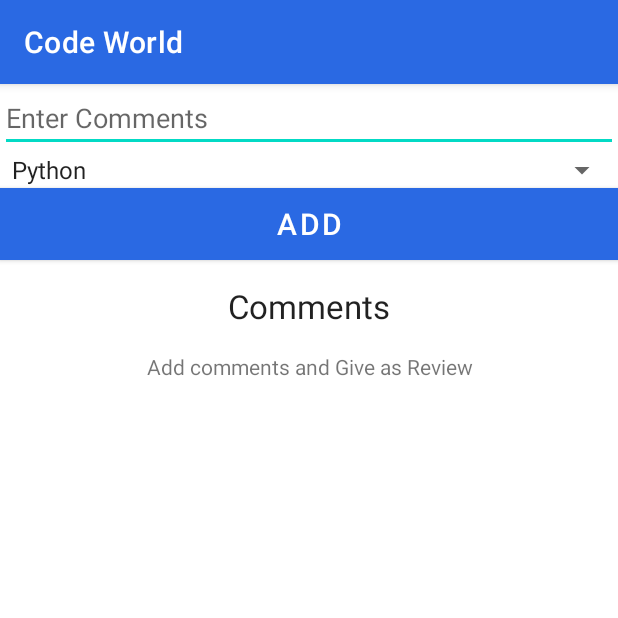
After one commit to SKumaran14/Online_course_exam_management_system, an Android app: the comment screen opened directly, with no data from a screen before it, on a phone screen of 412 x 824 dp, the top half of it. The commit adds this screen. Run offline under Robolectric (Android 15) with nearby library versions, the light colour scheme and no system bars.

Commit message:
comment added

```diff
--- a/app/src/main/AndroidManifest.xml
+++ b/app/src/main/AndroidManifest.xml
@@ -10,6 +10,9 @@
         android:roundIcon="@mipmap/ic_launcher_round"
         android:supportsRtl="true"
         android:theme="@style/Theme.CourseExamApp">
+        <activity
+            android:name=".comment"
+            android:exported="true" />
         <activity
             android:name=".alarm"
             android:exported="true" />
@@ -76,15 +79,15 @@
         <activity
             android:name=".Posts"
             android:exported="true"
-            android:parentActivityName=".Forum"/>
+            android:parentActivityName=".Forum" />
         <activity
             android:name=".Forum_Main"
             android:exported="true"
-            android:parentActivityName=".CreateActivity"/>
+            android:parentActivityName=".CreateActivity" />
         <activity
             android:name=".UsersList"
             android:exported="true"
-            android:parentActivityName=".Forum_Main"/>
+            android:parentActivityName=".Forum_Main" />
         <activity
             android:name=".Assignment_Home"
             android:exported="true" />
@@ -100,7 +103,7 @@
         <activity
             android:name=".CreateActivity"
             android:exported="true"
-            android:parentActivityName=".Forum_Main"/>
+            android:parentActivityName=".Forum_Main" />
         <activity
             android:name=".StudyNotesStudent"
             android:exported="true" />
--- /dev/null
+++ b/app/src/main/java/com/example/courseexamapp/comment.java
@@ -0,0 +1,14 @@
+package com.example.courseexamapp;
+
+import androidx.appcompat.app.AppCompatActivity;
+
+import android.os.Bundle;
+
+public class comment extends AppCompatActivity {
+
+    @Override
+    protected void onCreate(Bundle savedInstanceState) {
+        super.onCreate(savedInstanceState);
+        setContentView(R.layout.activity_comment);
+    }
+}
--- /dev/null
+++ b/app/src/main/res/layout/activity_comment.xml
@@ -0,0 +1,63 @@
+<?xml version="1.0" encoding="utf-8"?>
+    <RelativeLayout xmlns:android="http://schemas.android.com/apk/res/android"
+        xmlns:tools="http://schemas.android.com/tools"
+        android:id="@+id/activity_main"
+        android:layout_width="match_parent"
+        android:layout_height="match_parent"
+        tools:context=".MainActivity">
+
+
+    <EditText
+        android:id="@+id/type_cmnt"
+        android:layout_width="match_parent"
+        android:layout_height="wrap_content"
+        android:hint="@string/type_cmnt"
+        android:importantForAutofill="no"
+        android:inputType="text"
+        android:textColorHighlight="#D87676"
+        tools:ignore="SpeakableTextPresentCheck,TextContrastCheck,TextContrastCheck,TextContrastCheck,TouchTargetSizeCheck" />
+
+        <Spinner
+            android:id="@+id/courses"
+            android:layout_width="match_parent"
+            android:layout_height="wrap_content"
+            android:layout_below="@id/type_cmnt"
+            android:entries="@array/courses"
+            tools:ignore="TouchTargetSizeCheck,SpeakableTextPresentCheck"></Spinner>
+
+    <Button
+        android:id="@+id/btncomment"
+        android:layout_width="match_parent"
+        android:layout_height="wrap_content"
+        android:layout_below="@id/courses"
+        android:background="@color/main"
+        android:text="@string/btn_cmnt"
+        android:textColor="@color/white"
+        android:textSize="20sp"
+        tools:ignore="SpeakableTextPresentCheck" />
+
+        <TextView
+            android:id="@+id/comments_title"
+            android:layout_width="match_parent"
+            android:layout_height="wrap_content"
+            android:layout_below="@id/btncomment"
+            android:padding="16dp"
+            android:text="@string/Comments"
+            android:textAlignment="center"
+            android:textAppearance="@style/Base.TextAppearance.AppCompat.Large" />
+
+        <TextView
+            android:id="@+id/text_cmnt"
+            android:layout_width="match_parent"
+            android:layout_height="wrap_content"
+            android:layout_below="@id/comments_title"
+            android:text="@string/text_cmnt"
+            android:textAlignment="center" />
+
+        <ListView
+            android:id="@+id/listView1"
+            android:layout_width="match_parent"
+            android:layout_height="wrap_content"
+            android:layout_below="@+id/text_cmnt"></ListView>
+
+    </RelativeLayout>
--- a/app/src/main/res/values/strings.xml
+++ b/app/src/main/res/values/strings.xml
@@ -165,7 +165,7 @@
     <string name="admin_edit"> Edit Course</string>
     <string name="admin_delete"> Delete Course</string>
     <string name="admin_img_menu"> </string>
-    <string name="btn_add_cmnt"> ... </string>
+    <string name="btn_add_cmnt"> … </string>
     <!--    /course_content-->
     <string name="course_content_html"> HTML </string>
     <string name="content_head"> Tags For Headers </string>
@@ -241,6 +241,33 @@
     <string name="chk_search">search</string>
     <string name="chk_button">search</string>
 
+    <!--  //comment-->
+
+    <string name="add_r">Add</string>
+    <string name="in_r">1</string>
+    <string name="Ratings">Ratings</string>
+    <string name="enter_rating">Enter rating</string>
+
+
+    <string name="Rate_course">Rate Course</string>
+    <string name="Comments">Comments</string>
+    <string name="btn_cmnt">Add</string>
+    <string name="comments_title"> Reviews </string>
+    <string name="type_cmnt">Enter Comments</string>
+
+    <string name="text_cmnt">Add comments and Give as Review</string>
+
+    <string name="btnup">Update</string>
+    <string name="btndel">Delete</string>
+
+
+    <array name="courses">
+        <item>Python</item>
+        <item>HTML</item>
+        <item>C#</item>
+        <item>Java</item>
+    </array>
+
     <!--  Nithusha String resources-->
     <string name="forum_textView">Forum</string>
     <string name="Add_post_btn">Add Post</string>
```
